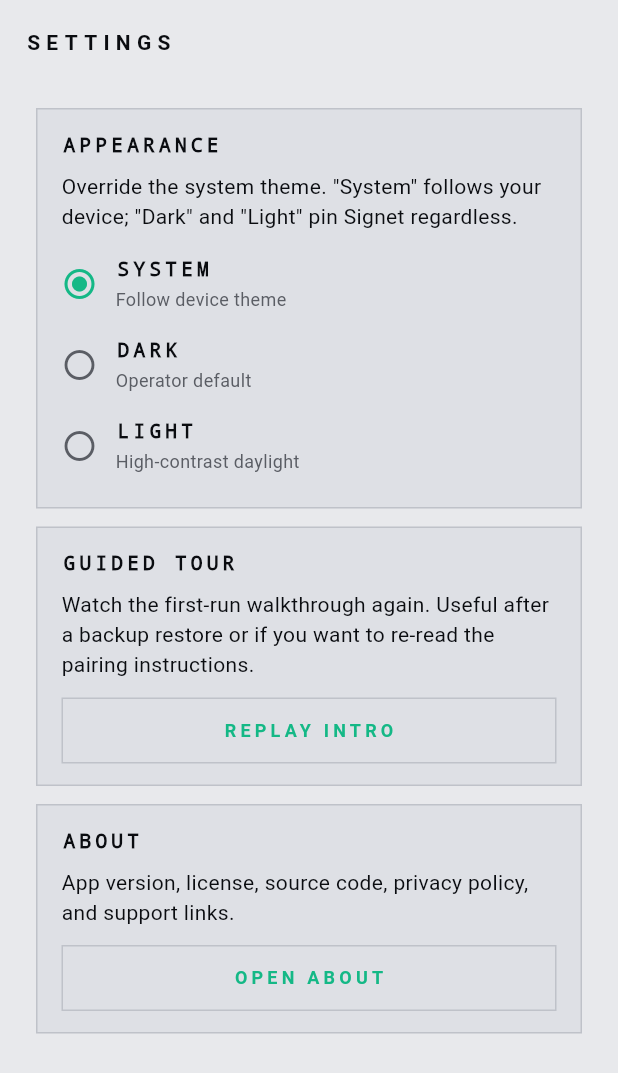
After one commit to digital-grease/signet, a Flutter app: the SettingsScreen screen opened by its route, on a phone screen of 412 x 824 dp. The commit adds this screen. Shown: the top 1073 px of the screen. Run offline on Flutter 3.47's test engine with Material 3 defaults, Android fonts, the phone set to English and light mode, and no system bars; our stand-ins replace file_picker, flutter_riverpod, flutter_secure_storage, go_router, pdf, printing and 3 more; missing offline and left inert: cryptography, mobile_scanner; accounts and stored records are empty.

Commit message:
v0.2 scaffold

```diff
--- a/lib/app.dart
+++ b/lib/app.dart
@@ -1,9 +1,12 @@
 import 'package:flutter/material.dart';
+import 'package:flutter_riverpod/flutter_riverpod.dart';
 import 'package:go_router/go_router.dart';
 
 import 'core/prefs/app_prefs.dart';
+import 'core/prefs/settings_controller.dart';
 import 'core/theme/signet_theme.dart';
 import 'features/about/about_screen.dart';
+import 'features/help/faq_screen.dart';
 import 'features/home/home_screen.dart';
 import 'features/inspect/backup_export_screen.dart';
 import 'features/inspect/backup_import_screen.dart';
@@ -17,24 +20,32 @@ import 'features/pairing/pair_exchange_screen.dart';
 import 'features/pairing/pair_start_screen.dart';
 import 'features/pairing/pair_transport_in_screen.dart';
 import 'features/pairing/pair_transport_out_screen.dart';
+import 'features/settings/settings_screen.dart';
 import 'features/verify/verify_screen.dart';
 
 /// Root widget. Keeps `main.dart` tiny — all routing lives here; the theme
 /// lives in `core/theme/signet_theme.dart`.
 ///
-/// Theme mode follows the system setting. Text scaling is deliberately not
-/// capped, so the OS-level "Large text" accessibility setting takes effect.
+/// Theme mode follows `themeModeProvider`, which is seeded from
+/// [AppPrefs.themeMode] and defaults to [ThemeMode.system]. Text scaling is
+/// deliberately not capped, so the OS-level "Large text" accessibility
+/// setting takes effect.
 ///
 /// First-run: if `prefs.onboardingCompleted` is false, the router starts
 /// at `/onboarding` instead of `/`. Users can re-trigger onboarding via
-/// the Home AppBar overflow.
-class SignetApp extends StatelessWidget {
+/// the Settings screen or the Home AppBar overflow.
+class SignetApp extends ConsumerWidget {
   SignetApp({super.key, required this.prefs})
       : _router = GoRouter(
           initialLocation: prefs.onboardingCompleted ? '/' : '/onboarding',
           routes: <RouteBase>[
             GoRoute(path: '/', builder: (_, _) => const HomeScreen()),
             GoRoute(path: '/about', builder: (_, _) => const AboutScreen()),
+            GoRoute(path: '/faq', builder: (_, _) => const FaqScreen()),
+            GoRoute(
+              path: '/settings',
+              builder: (_, _) => const SettingsScreen(),
+            ),
             GoRoute(
               path: '/onboarding',
               builder: (_, _) => OnboardingScreen(prefs: prefs),
@@ -104,11 +115,12 @@ class SignetApp extends StatelessWidget {
   final GoRouter _router;
 
   @override
-  Widget build(BuildContext context) {
+  Widget build(BuildContext context, WidgetRef ref) {
+    final themeMode = ref.watch(themeModeProvider);
     return MaterialApp.router(
       title: 'Signet',
       debugShowCheckedModeBanner: false,
-      themeMode: ThemeMode.system,
+      themeMode: themeMode,
       theme: signetTheme(dark: false),
       darkTheme: signetTheme(dark: true),
       routerConfig: _router,
--- a/lib/core/prefs/app_prefs.dart
+++ b/lib/core/prefs/app_prefs.dart
@@ -1,3 +1,4 @@
+import 'package:flutter/material.dart';
 import 'package:shared_preferences/shared_preferences.dart';
 
 /// Thin wrapper around SharedPreferences for non-secret app flags.
@@ -17,10 +18,33 @@ class AppPrefs {
   final SharedPreferences _prefs;
 
   static const String _kOnboardingCompleted = 'signet.onboarding_completed';
+  static const String _kThemeMode = 'signet.theme_mode';
 
   bool get onboardingCompleted =>
       _prefs.getBool(_kOnboardingCompleted) ?? false;
 
   Future<void> setOnboardingCompleted(bool value) =>
       _prefs.setBool(_kOnboardingCompleted, value);
+
+  /// Theme mode override. Defaults to [ThemeMode.system] so nothing changes
+  /// for users who never touch the setting. Persisted as a wire-stable
+  /// string ("system" / "light" / "dark") — safer than storing the enum
+  /// index, which would silently shift if Flutter reorders the enum.
+  ThemeMode get themeMode {
+    final raw = _prefs.getString(_kThemeMode);
+    return switch (raw) {
+      'light' => ThemeMode.light,
+      'dark' => ThemeMode.dark,
+      _ => ThemeMode.system,
+    };
+  }
+
+  Future<void> setThemeMode(ThemeMode mode) => _prefs.setString(
+        _kThemeMode,
+        switch (mode) {
+          ThemeMode.light => 'light',
+          ThemeMode.dark => 'dark',
+          ThemeMode.system => 'system',
+        },
+      );
 }
--- /dev/null
+++ b/lib/core/prefs/settings_controller.dart
@@ -0,0 +1,32 @@
+import 'package:flutter/material.dart';
+import 'package:flutter_riverpod/flutter_riverpod.dart';
+
+import 'app_prefs.dart';
+
+/// Holds the singleton [AppPrefs]. Seeded at app boot from `main.dart` via
+/// `ProviderScope(overrides: [appPrefsProvider.overrideWithValue(prefs)])`
+/// so every screen reads the same instance.
+final Provider<AppPrefs> appPrefsProvider = Provider<AppPrefs>(
+  (Ref ref) => throw UnimplementedError(
+    'appPrefsProvider must be overridden at ProviderScope root '
+    '(see main.dart).',
+  ),
+);
+
+/// Reactive wrapper around [AppPrefs.themeMode]. Watch to drive
+/// `MaterialApp.themeMode`; mutate via `ref.read(themeModeProvider.notifier)
+/// .set(mode)` from the settings screen. Writes through to
+/// SharedPreferences — the value survives restarts.
+class ThemeModeNotifier extends Notifier<ThemeMode> {
+  @override
+  ThemeMode build() => ref.read(appPrefsProvider).themeMode;
+
+  Future<void> set(ThemeMode mode) async {
+    if (state == mode) return;
+    state = mode;
+    await ref.read(appPrefsProvider).setThemeMode(mode);
+  }
+}
+
+final NotifierProvider<ThemeModeNotifier, ThemeMode> themeModeProvider =
+    NotifierProvider<ThemeModeNotifier, ThemeMode>(ThemeModeNotifier.new);
--- /dev/null
+++ b/lib/features/help/faq_screen.dart
@@ -0,0 +1,237 @@
+import 'package:flutter/material.dart';
+import 'package:url_launcher/url_launcher.dart';
+
+import '../../core/theme/signet_theme.dart';
+
+/// FAQ — in-app answers to the questions that tend to come up during or
+/// right after a pairing. Deliberately written for the "grandma test"
+/// audience: no jargon, no crypto terminology unless the answer is
+/// incomplete without it, one-paragraph answers where possible.
+///
+/// ExpansionTiles keep the screen scannable — the user sees the question
+/// list first, opens only the one they want. No search box (28 questions
+/// would justify one; 10 does not).
+///
+/// "Contact us" lives in the Home AppBar help menu, not here, so a user
+/// who didn't find their answer has one obvious next step (file an issue)
+/// without needing to backtrack through the FAQ.
+class FaqScreen extends StatelessWidget {
+  const FaqScreen({super.key});
+
+  static const String _issuesUrl =
+      'https://github.com/digital-grease/signet/issues';
+
+  static const List<_FaqEntry> _entries = <_FaqEntry>[
+    _FaqEntry(
+      question: 'What does Signet actually do?',
+      answer:
+          'Signet lets you confirm that a person calling, texting, or '
+          'video-chatting you is who they say they are — even if they '
+          'sound right, know biographical facts, and are asking for '
+          'something urgent. You pair once, in person, with someone you '
+          'trust. From then on, either of you can ask for a 4-word code '
+          'that only the real paired device can produce.',
+    ),
+    _FaqEntry(
+      question: 'What does "verified" actually prove?',
+      answer:
+          'It proves the person on the other end has physical access to '
+          "the phone you paired with, and that that phone hasn't been "
+          'compromised. It does not prove their voice is real — a '
+          'deepfake that can also compel someone to read a code off '
+          "the real phone would still verify. Signet's job is to raise "
+          "the attacker's cost from 'clone a voice' to 'also physically "
+          "steal an unlocked phone.'",
+    ),
+    _FaqEntry(
+      question: 'Why does the 4-word code keep changing?',
+      answer:
+          'Each code is valid for 30 seconds. That way, even if an '
+          'attacker records one code during a real call, they can\'t '
+          'reuse it later. Signet accepts codes from the current window '
+          'plus one before and one after, so a small clock mismatch or '
+          "slow reader doesn't fail a legitimate verify.",
+    ),
+    _FaqEntry(
+      question: 'What if the codes don\'t match?',
+      answer:
+          'Treat it as a red flag. A real paired contact\'s code will '
+          'almost always match on the first try. If it doesn\'t: hang up, '
+          'reach the person through a separate channel you independently '
+          'know (their known phone number, in person, a mutual friend), '
+          'and confirm before acting on anything they asked for.',
+    ),
+    _FaqEntry(
+      question: 'Can Signet see my pairings or my codes?',
+      answer:
+          'No. Signet has no server, no account, no telemetry, no '
+          "analytics. It doesn't ask for the internet permission on "
+          'Android. Your shared secrets live in your phone\'s secure '
+          "enclave (Keychain/Keystore) and don't leave the device. If "
+          'Signet disappeared tomorrow, nothing of yours goes with it.',
+    ),
+    _FaqEntry(
+      question: 'What if I lose my phone?',
+      answer:
+          'If you set up a paper backup before losing it, you can '
+          'restore the paired contact onto a new phone using the '
+          '"Restore from backup" flow — your counterparty doesn\'t need '
+          "to do anything, and doesn't even know a restore happened. If "
+          "you didn't back up, the pairing is gone and you'd need to "
+          're-pair in person with that contact on the new device.',
+    ),
+    _FaqEntry(
+      question: 'Can I pair with more than one person?',
+      answer:
+          'Yes. Add as many as you want — each pairing is independent. '
+          'Every relationship gets its own secret; compromising one '
+          "pairing doesn't reveal or affect any other.",
+    ),
+    _FaqEntry(
+      question: 'What\'s the challenge-response grid?',
+      answer:
+          'An offline fallback for when the other person can\'t reach '
+          'their phone. Both of you have the same 8x8 grid of code '
+          'words derived from your shared secret. You say "what\'s the '
+          'phrase for orange-anchor?" — they look it up (in the app or '
+          'on a printed card) and read you the three-word answer. If '
+          'it matches what your app says, the pairing is genuine.',
+    ),
+    _FaqEntry(
+      question: 'What\'s a liveness challenge?',
+      answer:
+          'For video calls where the caller might be a pre-recorded or '
+          'real-time deepfake of actual footage. The app gives you a '
+          'physical prompt like "touch your left ear and say \'orbit\'" '
+          'and a 10-second timer. Ask your counterparty to perform it '
+          'on camera. Pre-recorded deepfakes fail immediately; real-time '
+          'ones struggle with simultaneous gesture + novel word.',
+    ),
+    _FaqEntry(
+      question: 'Why no account? What if I need recovery?',
+      answer:
+          'An account means a server, a password, and a path an attacker '
+          '(or a subpoena) can use to reach your pairings without '
+          'touching your phone. Signet exists specifically because those '
+          'paths exist for every other auth tool. Recovery is manual: '
+          'export a paper backup now, while things are calm, and keep '
+          'it somewhere you can reach if you lose the phone.',
+    ),
+    _FaqEntry(
+      question: 'Someone is asking me to skip the verify step.',
+      answer:
+          'Do not skip it. A real paired contact understands why '
+          "verification exists and won't pressure you to bypass it. "
+          'Urgency plus a request to skip verification is the exact '
+          'pattern a scammer uses to short-circuit the safety net. If '
+          'you\'re being pressured, assume the call is hostile until '
+          'proven otherwise.',
+    ),
+  ];
+
+  Future<void> _openIssues() async {
+    final uri = Uri.parse(_issuesUrl);
+    await launchUrl(uri, mode: LaunchMode.externalApplication);
+  }
+
+  @override
+  Widget build(BuildContext context) {
+    final theme = Theme.of(context);
+    final isDark = theme.brightness == Brightness.dark;
+    final panelColor = isDark ? SignetTokens.panel : SignetTokens.panelL;
+    final borderColor = isDark ? SignetTokens.border : SignetTokens.borderL;
+
+    return Scaffold(
+      appBar: AppBar(title: const Text('FAQ')),
+      body: SafeArea(
+        child: ListView.separated(
+          padding: const EdgeInsets.fromLTRB(24, 16, 24, 32),
+          itemCount: _entries.length + 1,
+          separatorBuilder: (_, _) => const SizedBox(height: 10),
+          itemBuilder: (_, i) {
+            if (i == _entries.length) {
+              return Padding(
+                padding: const EdgeInsets.only(top: 16),
+                child: Column(
+                  crossAxisAlignment: CrossAxisAlignment.stretch,
+                  children: <Widget>[
+                    Text(
+                      'STILL STUCK //',
+                      style: TextStyle(
+                        fontFamily: 'monospace',
+                        fontSize: 10,
+                        color: theme.colorScheme.onSurfaceVariant,
+                        letterSpacing: 2,
+                        fontWeight: FontWeight.w600,
+                      ),
+                    ),
+                    const SizedBox(height: 8),
+                    Text(
+                      "Didn't find your answer here? File an issue on "
+                      'GitHub. Include your device, OS version, and '
+                      'what you were trying to do.',
+                      style: theme.textTheme.bodyMedium,
+                    ),
+                    const SizedBox(height: 12),
+                    Align(
+                      alignment: Alignment.centerLeft,
+                      child: OutlinedButton(
+                        onPressed: _openIssues,
+                        child: const Text('CONTACT US'),
+                      ),
+                    ),
+                  ],
+                ),
+              );
+            }
+            final entry = _entries[i];
+            return Container(
+              decoration: BoxDecoration(
+                color: panelColor,
+                border: Border.all(color: borderColor),
+              ),
+              child: Theme(
+                data: theme.copyWith(
+                  dividerColor: Colors.transparent,
+                  splashColor: Colors.transparent,
+                  highlightColor: Colors.transparent,
+                ),
+                child: ExpansionTile(
+                  tilePadding: const EdgeInsets.symmetric(horizontal: 16),
+                  childrenPadding:
+                      const EdgeInsets.fromLTRB(16, 0, 16, 16),
+                  title: Text(
+                    entry.question,
+                    style: const TextStyle(
+                      fontSize: 15,
+                      fontWeight: FontWeight.w600,
+                      height: 1.3,
+                    ),
+                  ),
+                  children: <Widget>[
+                    Align(
+                      alignment: Alignment.centerLeft,
+                      child: Text(
+                        entry.answer,
+                        style: theme.textTheme.bodyMedium?.copyWith(
+                          height: 1.45,
+                        ),
+                      ),
+                    ),
+                  ],
+                ),
+              ),
+            );
+          },
+        ),
+      ),
+    );
+  }
+}
+
+class _FaqEntry {
+  const _FaqEntry({required this.question, required this.answer});
+
+  final String question;
+  final String answer;
+}
--- /dev/null
+++ b/lib/features/settings/settings_screen.dart
@@ -0,0 +1,241 @@
+import 'package:flutter/material.dart';
+import 'package:flutter_riverpod/flutter_riverpod.dart';
+import 'package:go_router/go_router.dart';
+
+import '../../core/prefs/settings_controller.dart';
+import '../../core/theme/signet_theme.dart';
+
+/// Settings — deliberately tiny.
+///
+/// Signet's UI contract is "brutally minimal". A settings
+/// screen dense with toggles contradicts that; it also grows the surface
+/// an abuser or shoulder-surfer could quietly change. So this screen ships
+/// only the two knobs that add user value without inviting misuse:
+///
+/// - **Appearance** — theme override (system/dark/light). Signet currently
+///   follows the OS theme in all cases; a pinned override helps users with
+///   light-sensitivity needs or who run their OS dark but prefer reading
+///   security copy on a light background (or vice-versa).
+/// - **Replay intro** — a non-destructive way back into the onboarding
+///   walkthrough. Previously lived only on the Home overflow menu; keeping
+///   the Home entry too for muscle memory.
+///
+/// Plus nav links to About (existing) so users who find Settings first can
+/// get to the source/license/privacy metadata without backtracking.
+class SettingsScreen extends ConsumerWidget {
+  const SettingsScreen({super.key});
+
+  @override
+  Widget build(BuildContext context, WidgetRef ref) {
+    final themeMode = ref.watch(themeModeProvider);
+    return Scaffold(
+      appBar: AppBar(title: const Text('SETTINGS')),
+      body: SafeArea(
+        child: SingleChildScrollView(
+          padding: const EdgeInsets.fromLTRB(24, 16, 24, 32),
+          child: Column(
+            crossAxisAlignment: CrossAxisAlignment.stretch,
+            children: <Widget>[
+              _Section(
+                title: 'APPEARANCE',
+                body:
+                    'Override the system theme. "System" follows your '
+                    'device; "Dark" and "Light" pin Signet regardless.',
+                child: _ThemeModePicker(
+                  current: themeMode,
+                  onChanged: (mode) =>
+                      ref.read(themeModeProvider.notifier).set(mode),
+                ),
+              ),
+              const SizedBox(height: 12),
+              _Section(
+                title: 'GUIDED TOUR',
+                body:
+                    'Watch the first-run walkthrough again. Useful after a '
+                    'backup restore or if you want to re-read the pairing '
+                    'instructions.',
+                actionLabel: 'REPLAY INTRO',
+                onAction: () => context.go('/onboarding'),
+              ),
+              const SizedBox(height: 12),
+              _Section(
+                title: 'ABOUT',
+                body:
+                    'App version, license, source code, privacy policy, '
+                    'and support links.',
+                actionLabel: 'OPEN ABOUT',
+                onAction: () => context.push('/about'),
+              ),
+            ],
+          ),
+        ),
+      ),
+    );
+  }
+}
+
+class _ThemeModePicker extends StatelessWidget {
+  const _ThemeModePicker({
+    required this.current,
+    required this.onChanged,
+  });
+
+  final ThemeMode current;
+  final ValueChanged<ThemeMode> onChanged;
+
+  @override
+  Widget build(BuildContext context) {
+    return Column(
+      crossAxisAlignment: CrossAxisAlignment.stretch,
+      children: <Widget>[
+        _ThemeModeTile(
+          label: 'SYSTEM',
+          sublabel: 'Follow device theme',
+          value: ThemeMode.system,
+          group: current,
+          onChanged: onChanged,
+        ),
+        _ThemeModeTile(
+          label: 'DARK',
+          sublabel: 'Operator default',
+          value: ThemeMode.dark,
+          group: current,
+          onChanged: onChanged,
+        ),
+        _ThemeModeTile(
+          label: 'LIGHT',
+          sublabel: 'High-contrast daylight',
+          value: ThemeMode.light,
+          group: current,
+          onChanged: onChanged,
+        ),
+      ],
+    );
+  }
+}
+
+class _ThemeModeTile extends StatelessWidget {
+  const _ThemeModeTile({
+    required this.label,
+    required this.sublabel,
+    required this.value,
+    required this.group,
+    required this.onChanged,
+  });
+
+  final String label;
+  final String sublabel;
+  final ThemeMode value;
+  final ThemeMode group;
+  final ValueChanged<ThemeMode> onChanged;
+
+  @override
+  Widget build(BuildContext context) {
+    final scheme = Theme.of(context).colorScheme;
+    final selected = value == group;
+    return InkWell(
+      onTap: () => onChanged(value),
+      child: Padding(
+        padding: const EdgeInsets.symmetric(vertical: 8),
+        child: Row(
+          children: <Widget>[
+            Icon(
+              selected
+                  ? Icons.radio_button_checked
+                  : Icons.radio_button_unchecked,
+              color: selected ? scheme.primary : scheme.onSurfaceVariant,
+            ),
+            const SizedBox(width: 12),
+            Expanded(
+              child: Column(
+                crossAxisAlignment: CrossAxisAlignment.start,
+                children: <Widget>[
+                  Text(
+                    label,
+                    style: TextStyle(
+                      fontFamily: 'monospace',
+                      fontSize: 13,
+                      letterSpacing: 2.8,
+                      fontWeight: FontWeight.w700,
+                      color: scheme.onSurface,
+                    ),
+                  ),
+                  const SizedBox(height: 2),
+                  Text(
+                    sublabel,
+                    style: TextStyle(
+                      fontSize: 12,
+                      color: scheme.onSurfaceVariant,
+                    ),
+                  ),
+                ],
+              ),
+            ),
+          ],
+        ),
+      ),
+    );
+  }
+}
+
+class _Section extends StatelessWidget {
+  const _Section({
+    required this.title,
+    required this.body,
+    this.actionLabel,
+    this.onAction,
+    this.child,
+  });
+
+  final String title;
+  final String body;
+  final String? actionLabel;
+  final VoidCallback? onAction;
+  final Widget? child;
+
+  @override
+  Widget build(BuildContext context) {
+    final theme = Theme.of(context);
+    final isDark = theme.brightness == Brightness.dark;
+    final panelColor = isDark ? SignetTokens.panel : SignetTokens.panelL;
+    final borderColor = isDark ? SignetTokens.border : SignetTokens.borderL;
+
+    return Container(
+      decoration: BoxDecoration(
+        color: panelColor,
+        border: Border.all(color: borderColor),
+      ),
+      padding: const EdgeInsets.fromLTRB(16, 14, 16, 14),
+      child: Column(
+        crossAxisAlignment: CrossAxisAlignment.stretch,
+        children: <Widget>[
+          Text(
+            title,
+            style: const TextStyle(
+              fontFamily: 'monospace',
+              fontSize: 13,
+              letterSpacing: 2.8,
+              fontWeight: FontWeight.w600,
+            ),
+          ),
+          const SizedBox(height: 8),
+          Text(body, style: theme.textTheme.bodyMedium),
+          if (child != null) ...[
+            const SizedBox(height: 8),
+            child!,
+          ],
+          if (actionLabel != null && onAction != null) ...[
+            const SizedBox(height: 12),
+            Align(
+              alignment: Alignment.centerLeft,
+              child: OutlinedButton(
+                onPressed: onAction,
+                child: Text(actionLabel!),
+              ),
+            ),
+          ],
+        ],
+      ),
+    );
+  }
+}
--- a/pubspec.yaml
+++ b/pubspec.yaml
@@ -16,7 +16,7 @@ publish_to: 'none' # Remove this line if you wish to publish to pub.dev
 # https://developer.apple.com/library/archive/documentation/General/Reference/InfoPlistKeyReference/Articles/CoreFoundationKeys.html
 # In Windows, build-name is used as the major, minor, and patch parts
 # of the product and file versions while build-number is used as the build suffix.
-version: 1.0.0+1
+version: 0.2.0+1
 
 environment:
   sdk: ^3.11.4
```
Also changed, not shown: lib/features/home/home_screen.dart (+41 -4 lines), lib/main.dart (+9 -1 lines), assets/icon/signet-foreground.png, assets/icon/signet-source-1024.png, 37 other files.
